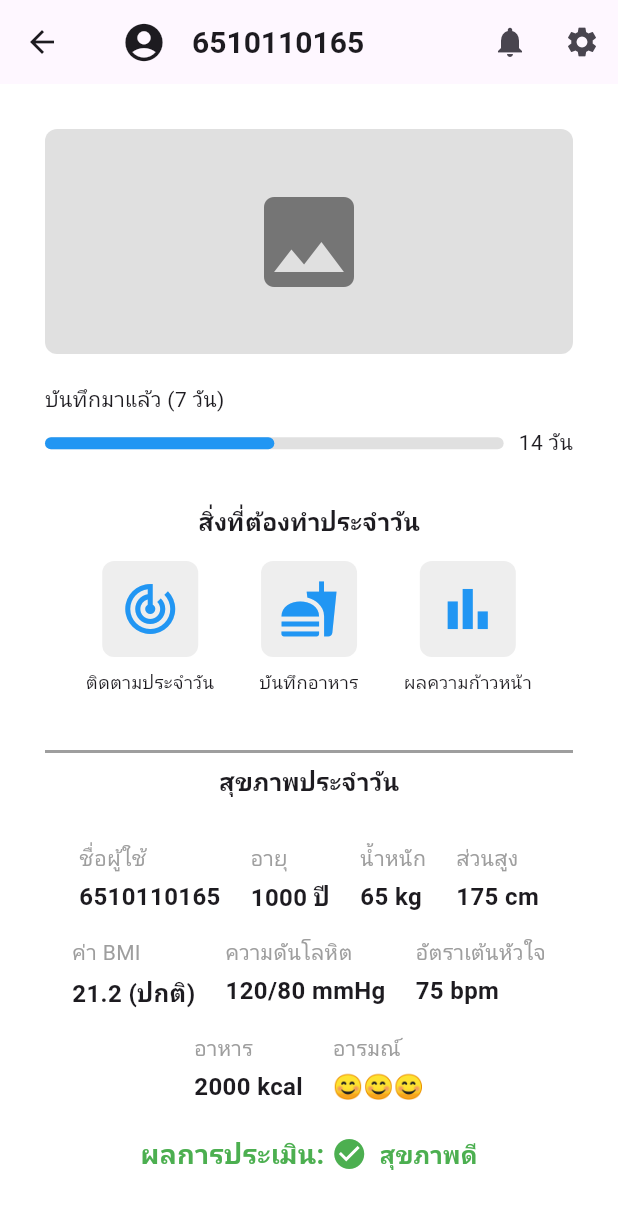
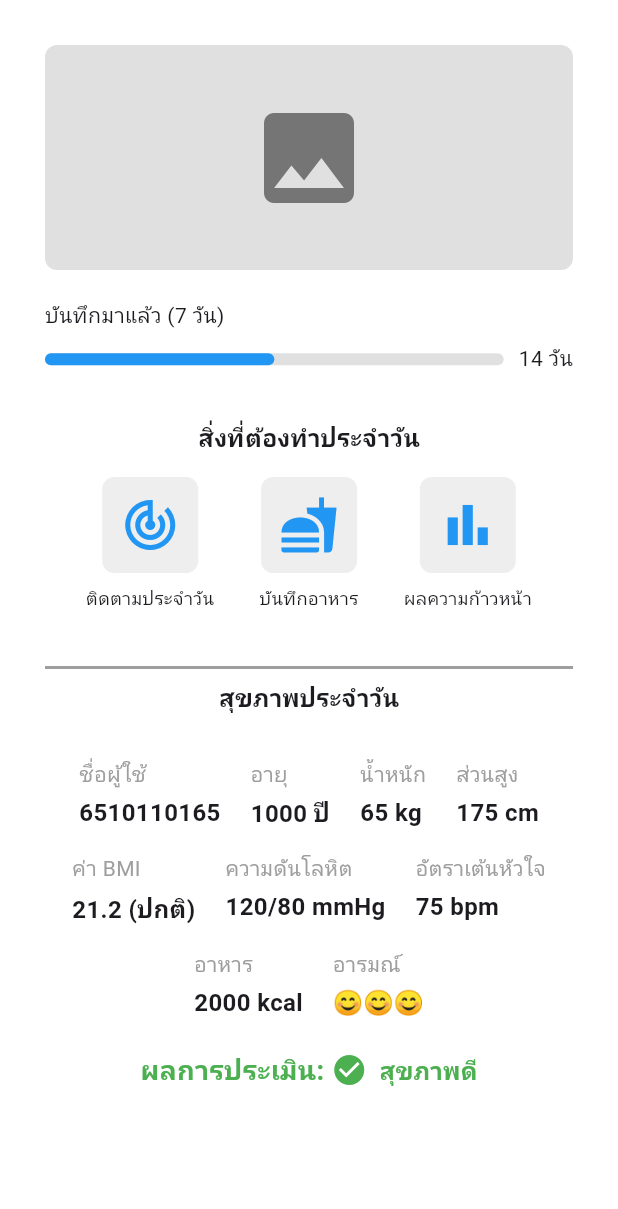
Before and after one commit to Lolipopxn/Personal-Wellness-Tracker-App, a Flutter app: the Dashboard screen opened by its route, on a phone screen of 412 x 824 dp. Shown: the top 1209 px of the screen. Run offline on Flutter 3.47's test engine with Material 3 defaults, Android fonts, the light colour scheme and no system bars; our stand-ins replace cloud_firestore, firebase_auth, firebase_core, image_picker, shared_preferences; accounts and stored records are empty.

Commit message:
remove appBar in Page

```diff
--- a/personal_wellness_tracker/lib/pages/dashboard.dart
+++ b/personal_wellness_tracker/lib/pages/dashboard.dart
@@ -63,39 +63,6 @@ class Dashboard extends StatelessWidget {
     final isTablet = screenWidth > 600;
 
     return Scaffold(
-      appBar: AppBar(
-        elevation: 0,
-        title: Row(
-          children: <Widget>[
-            IconButton(
-              icon: const Icon(
-                Icons.account_circle,
-                size: 30,
-
-              ),
-              onPressed: () {},
-            ),
-            const SizedBox(width: 8),
-            const Text(
-              '6510110165',
-              style: TextStyle(
-                fontSize: 20,
-                fontWeight: FontWeight.bold,
-              ),
-            ),
-          ],
-        ),
-        actions: <Widget>[
-          IconButton(
-            icon: const Icon(Icons.notifications,),
-            onPressed: () {},
-          ),
-          IconButton(
-            icon: const Icon(Icons.settings,),
-            onPressed: () {},
-          ),
-        ],
-      ),
       body: SingleChildScrollView(
         padding: const EdgeInsets.all(30),
         child: Column(
```
Also changed, not shown: personal_wellness_tracker/lib/pages/daily_page.dart (+7 -36 lines).
